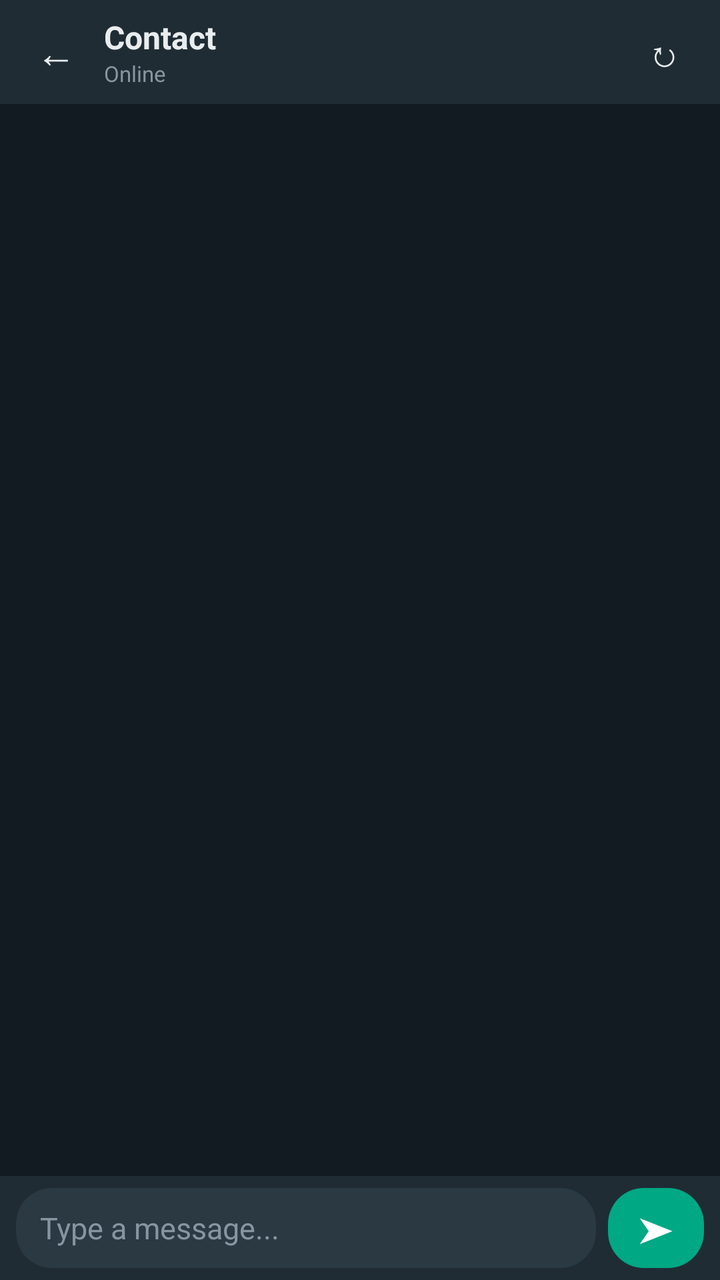
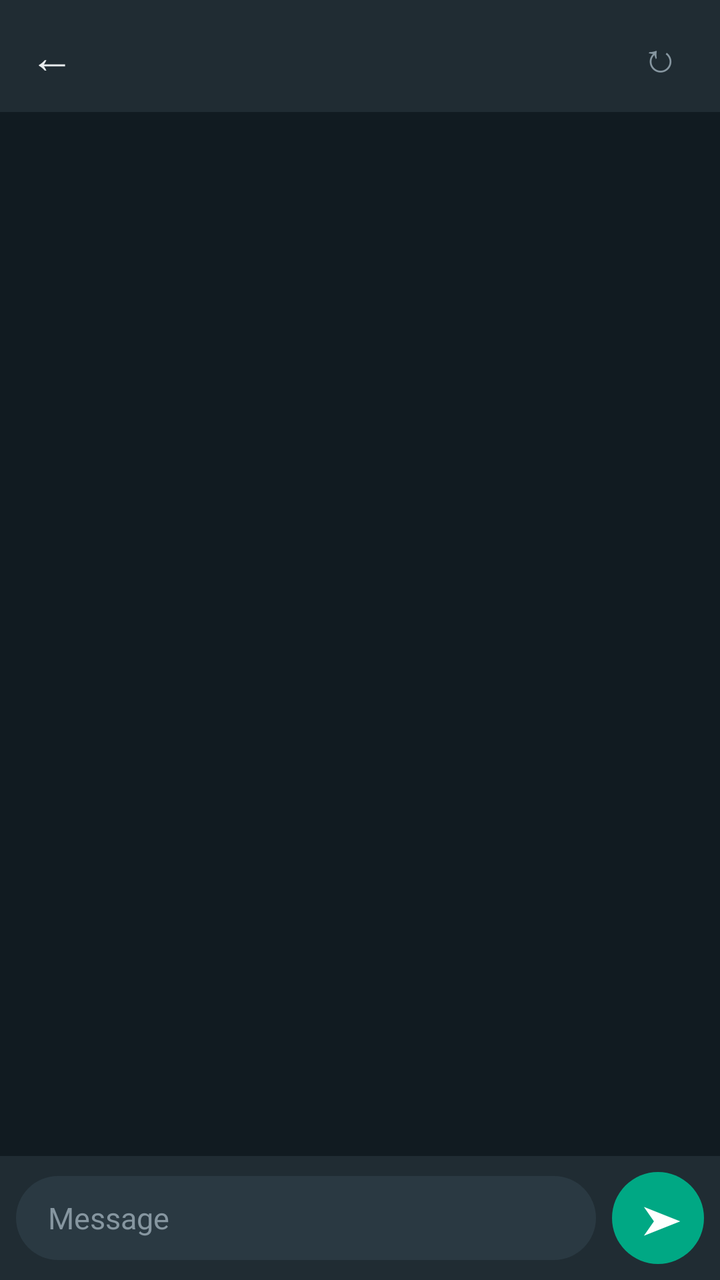

Compare the two renders of this Android layout. The source of the first and the diff that turns it into the second are given below.
<!-- AndroidManifest.xml: application theme android:Theme.NoTitleBar -->
<!-- res/layout/activity_chat.xml -->
<?xml version="1.0" encoding="utf-8"?>
<LinearLayout xmlns:android="http://schemas.android.com/apk/res/android"
    android:layout_width="match_parent"
    android:layout_height="match_parent"
    android:orientation="vertical"
    android:background="@color/bb_dark_bg">

    
    <RelativeLayout
        android:id="@+id/layout_chat_topbar"
        android:layout_width="match_parent"
        android:layout_height="52dp"
        android:background="@color/bb_header_bg"
        android:paddingLeft="8dp"
        android:paddingRight="8dp">

        <Button
            android:id="@+id/btn_back"
            android:layout_width="40dp"
            android:layout_height="match_parent"
            android:layout_alignParentLeft="true"
            android:layout_centerVertical="true"
            android:text="&#8592;"
            android:textColor="@color/bb_text_primary"
            android:textSize="20sp"
            android:background="@drawable/list_item_selector" />

        <LinearLayout
            android:layout_width="match_parent"
            android:layout_height="match_parent"
            android:layout_toRightOf="@id/btn_back"
            android:layout_toLeftOf="@+id/btn_chat_refresh"
            android:orientation="vertical"
            android:gravity="center_vertical"
            android:layout_marginLeft="4dp">

            <TextView
                android:id="@+id/tv_thread_name"
                android:layout_width="wrap_content"
                android:layout_height="wrap_content"
                android:textColor="@color/bb_text_primary"
                android:textSize="16sp"
                android:textStyle="bold"
                android:singleLine="true"
                android:ellipsize="end"
                android:text="Contact" />

            <TextView
                android:id="@+id/tv_thread_status"
                android:layout_width="wrap_content"
                android:layout_height="wrap_content"
                android:textColor="@color/bb_text_secondary"
                android:textSize="11sp"
                android:singleLine="true"
                android:text="Online" />
        </LinearLayout>

        <Button
            android:id="@+id/btn_chat_refresh"
            android:layout_width="40dp"
            android:layout_height="match_parent"
            android:layout_alignParentRight="true"
            android:layout_centerVertical="true"
            android:text="&#8635;"
            android:textColor="@color/bb_text_primary"
            android:textSize="18sp"
            android:background="@drawable/list_item_selector" />
    </RelativeLayout>

    
    <ListView
        android:id="@+id/list_messages"
        android:layout_width="match_parent"
        android:layout_height="0dp"
        android:layout_weight="1"
        android:divider="@null"
        android:dividerHeight="6dp"
        android:paddingLeft="8dp"
        android:paddingRight="8dp"
        android:paddingTop="8dp"
        android:paddingBottom="8dp"
        android:clipToPadding="false"
        android:transcriptMode="alwaysScroll"
        android:stackFromBottom="true" />

    
    <LinearLayout
        android:layout_width="match_parent"
        android:layout_height="wrap_content"
        android:orientation="horizontal"
        android:background="@color/bb_header_bg"
        android:paddingLeft="8dp"
        android:paddingRight="8dp"
        android:paddingTop="6dp"
        android:paddingBottom="6dp"
        android:gravity="center_vertical">

        <EditText
            android:id="@+id/edit_message"
            android:layout_width="0dp"
            android:layout_weight="1"
            android:layout_height="wrap_content"
            android:minHeight="40dp"
            android:maxLines="4"
            android:background="@drawable/input_bg"
            android:textColor="@color/bb_text_primary"
            android:textColorHint="@color/bb_text_secondary"
            android:hint="@string/type_a_message"
            android:textSize="15sp"
            android:imeOptions="actionSend"
            android:inputType="textCapSentences|textMultiLine" />

        <Button
            android:id="@+id/btn_send"
            android:layout_width="48dp"
            android:layout_height="40dp"
            android:layout_marginLeft="6dp"
            android:background="@drawable/btn_send"
            android:text="&#10148;"
            android:textColor="#ffffff"
            android:textSize="18sp" />
    </LinearLayout>

</LinearLayout>
<!-- resources referenced by this layout -->
<resources>
  <color name="bb_dark_bg">#121b22</color>
  <color name="bb_header_bg">#1f2c34</color>
  <color name="bb_text_primary">#e9edef</color>
  <color name="bb_text_secondary">#8696a0</color>
  <!-- drawable btn_send (drawable) -->
  <?xml version="1.0" encoding="utf-8"?>
  <shape xmlns:android="http://schemas.android.com/apk/res/android"
      android:shape="rectangle">
      <solid android:color="@color/bb_green" />
      <corners android:radius="18dp" />
  </shape>
  <!-- drawable input_bg (drawable) -->
  <?xml version="1.0" encoding="utf-8"?>
  <shape xmlns:android="http://schemas.android.com/apk/res/android"
      android:shape="rectangle">
      <solid android:color="@color/bb_input_bg" />
      <corners android:radius="18dp" />
      <padding
          android:left="12dp"
          android:top="8dp"
          android:right="12dp"
          android:bottom="8dp" />
  </shape>
  <!-- drawable list_item_selector (drawable) -->
  <?xml version="1.0" encoding="utf-8"?>
  <selector xmlns:android="http://schemas.android.com/apk/res/android">
      <item android:state_pressed="true">
          <shape android:shape="rectangle">
              <solid android:color="@color/bb_item_pressed" />
          </shape>
      </item>
      <item android:state_selected="true">
          <shape android:shape="rectangle">
              <solid android:color="@color/bb_item_pressed" />
          </shape>
      </item>
      <item>
          <shape android:shape="rectangle">
              <solid android:color="@android:color/transparent" />
          </shape>
      </item>
  </selector>
  <string name="type_a_message">Type a message...</string>
  <color name="bb_green">#00a884</color>
  <color name="bb_input_bg">#2a3942</color>
  <color name="bb_item_pressed">#2a3942</color>
</resources>

<!-- the commit's change to res/layout/activity_chat.xml (unified diff, before → after) -->
@@ -3,69 +3,78 @@
     android:layout_width="match_parent"
     android:layout_height="match_parent"
     android:orientation="vertical"
-    android:background="@color/bb_dark_bg">
+    android:background="@color/wa_bg">
 
     
-    <RelativeLayout
-        android:id="@+id/layout_chat_topbar"
+    <LinearLayout
         android:layout_width="match_parent"
-        android:layout_height="52dp"
-        android:background="@color/bb_header_bg"
-        android:paddingLeft="8dp"
+        android:layout_height="56dp"
+        android:orientation="horizontal"
+        android:background="@color/wa_header"
+        android:gravity="center_vertical"
+        android:paddingLeft="4dp"
         android:paddingRight="8dp">
 
-        <Button
+        <TextView
             android:id="@+id/btn_back"
-            android:layout_width="40dp"
-            android:layout_height="match_parent"
-            android:layout_alignParentLeft="true"
-            android:layout_centerVertical="true"
-            android:text="&#8592;"
-            android:textColor="@color/bb_text_primary"
-            android:textSize="20sp"
-            android:background="@drawable/list_item_selector" />
+            android:layout_width="44dp"
+            android:layout_height="44dp"
+            android:gravity="center"
+            android:textColor="@color/wa_text"
+            android:textSize="22sp"
+            android:text="&#8592;" />
 
+        
+        <FrameLayout
+            android:id="@+id/layout_chat_avatar"
+            android:layout_width="38dp"
+            android:layout_height="38dp"
+            android:layout_marginRight="10dp">
+
+            <TextView
+                android:id="@+id/tv_chat_avatar_letter"
+                android:layout_width="match_parent"
+                android:layout_height="match_parent"
+                android:gravity="center"
+                android:textColor="#ffffff"
+                android:textSize="16sp"
+                android:textStyle="bold" />
+        </FrameLayout>
+
+        
         <LinearLayout
-            android:layout_width="match_parent"
-            android:layout_height="match_parent"
-            android:layout_toRightOf="@id/btn_back"
-            android:layout_toLeftOf="@+id/btn_chat_refresh"
-            android:orientation="vertical"
-            android:gravity="center_vertical"
-            android:layout_marginLeft="4dp">
+            android:layout_width="0dp"
+            android:layout_weight="1"
+            android:layout_height="wrap_content"
+            android:orientation="vertical">
 
             <TextView
                 android:id="@+id/tv_thread_name"
                 android:layout_width="wrap_content"
                 android:layout_height="wrap_content"
-                android:textColor="@color/bb_text_primary"
+                android:textColor="@color/wa_text"
                 android:textSize="16sp"
                 android:textStyle="bold"
                 android:singleLine="true"
-                android:ellipsize="end"
-                android:text="Contact" />
+                android:ellipsize="end" />
 
             <TextView
                 android:id="@+id/tv_thread_status"
                 android:layout_width="wrap_content"
                 android:layout_height="wrap_content"
-                android:textColor="@color/bb_text_secondary"
-                android:textSize="11sp"
-                android:singleLine="true"
-                android:text="Online" />
+                android:textColor="@color/wa_text_sub"
+                android:textSize="12sp" />
         </LinearLayout>
 
-        <Button
+        <TextView
             android:id="@+id/btn_chat_refresh"
-            android:layout_width="40dp"
-            android:layout_height="match_parent"
-            android:layout_alignParentRight="true"
-            android:layout_centerVertical="true"
-            android:text="&#8635;"
-            android:textColor="@color/bb_text_primary"
-            android:textSize="18sp"
-            android:background="@drawable/list_item_selector" />
-    </RelativeLayout>
+            android:layout_width="44dp"
+            android:layout_height="44dp"
+            android:gravity="center"
+            android:textColor="@color/wa_text_sub"
+            android:textSize="20sp"
+            android:text="&#8635;" />
+    </LinearLayout>
 
     
     <ListView
@@ -74,11 +83,10 @@
         android:layout_height="0dp"
         android:layout_weight="1"
         android:divider="@null"
-        android:dividerHeight="6dp"
-        android:paddingLeft="8dp"
-        android:paddingRight="8dp"
-        android:paddingTop="8dp"
-        android:paddingBottom="8dp"
+        android:paddingLeft="6dp"
+        android:paddingRight="6dp"
+        android:paddingTop="6dp"
+        android:paddingBottom="6dp"
         android:clipToPadding="false"
         android:transcriptMode="alwaysScroll"
         android:stackFromBottom="true" />
@@ -88,11 +96,11 @@
         android:layout_width="match_parent"
         android:layout_height="wrap_content"
         android:orientation="horizontal"
-        android:background="@color/bb_header_bg"
+        android:background="@color/wa_header"
         android:paddingLeft="8dp"
         android:paddingRight="8dp"
-        android:paddingTop="6dp"
-        android:paddingBottom="6dp"
+        android:paddingTop="8dp"
+        android:paddingBottom="8dp"
         android:gravity="center_vertical">
 
         <EditText
@@ -100,25 +108,36 @@
             android:layout_width="0dp"
             android:layout_weight="1"
             android:layout_height="wrap_content"
-            android:minHeight="40dp"
-            android:maxLines="4"
+            android:minHeight="42dp"
+            android:maxLines="5"
+            android:paddingLeft="16dp"
+            android:paddingRight="16dp"
+            android:paddingTop="10dp"
+            android:paddingBottom="10dp"
             android:background="@drawable/input_bg"
-            android:textColor="@color/bb_text_primary"
-            android:textColorHint="@color/bb_text_secondary"
-            android:hint="@string/type_a_message"
+            android:textColor="@color/wa_text"
+            android:textColorHint="@color/wa_text_sub"
+            android:hint="Message"
             android:textSize="15sp"
             android:imeOptions="actionSend"
             android:inputType="textCapSentences|textMultiLine" />
 
-        <Button
+        <FrameLayout
             android:id="@+id/btn_send"
-            android:layout_width="48dp"
-            android:layout_height="40dp"
-            android:layout_marginLeft="6dp"
-            android:background="@drawable/btn_send"
-            android:text="&#10148;"
-            android:textColor="#ffffff"
-            android:textSize="18sp" />
+            android:layout_width="46dp"
+            android:layout_height="46dp"
+            android:layout_marginLeft="8dp"
+            android:background="@drawable/btn_send">
+
+            <TextView
+                android:layout_width="match_parent"
+                android:layout_height="match_parent"
+                android:gravity="center"
+                android:textColor="#ffffff"
+                android:textSize="20sp"
+                android:paddingLeft="4dp"
+                android:text="&#10148;" />
+        </FrameLayout>
     </LinearLayout>
 
 </LinearLayout>
<!-- resource entries referenced after the edit -->
@@ -1,50 +1,23 @@
 <!-- resources referenced by this layout -->
 <resources>
-  <color name="bb_dark_bg">#121b22</color>
-  <color name="bb_header_bg">#1f2c34</color>
-  <color name="bb_text_primary">#e9edef</color>
-  <color name="bb_text_secondary">#8696a0</color>
+  <color name="wa_bg">#111B21</color>
+  <color name="wa_header">#202C33</color>
+  <color name="wa_text">#E9EDEF</color>
+  <color name="wa_text_sub">#8696A0</color>
   <!-- drawable btn_send (drawable) -->
   <?xml version="1.0" encoding="utf-8"?>
   <shape xmlns:android="http://schemas.android.com/apk/res/android"
-      android:shape="rectangle">
-      <solid android:color="@color/bb_green" />
-      <corners android:radius="18dp" />
+      android:shape="oval">
+      <solid android:color="@color/wa_teal" />
   </shape>
   <!-- drawable input_bg (drawable) -->
   <?xml version="1.0" encoding="utf-8"?>
   <shape xmlns:android="http://schemas.android.com/apk/res/android"
       android:shape="rectangle">
-      <solid android:color="@color/bb_input_bg" />
-      <corners android:radius="18dp" />
-      <padding
-          android:left="12dp"
-          android:top="8dp"
-          android:right="12dp"
-          android:bottom="8dp" />
+      <solid android:color="@color/wa_input_bg" />
+      <corners android:radius="22dp" />
   </shape>
-  <!-- drawable list_item_selector (drawable) -->
-  <?xml version="1.0" encoding="utf-8"?>
-  <selector xmlns:android="http://schemas.android.com/apk/res/android">
-      <item android:state_pressed="true">
-          <shape android:shape="rectangle">
-              <solid android:color="@color/bb_item_pressed" />
-          </shape>
-      </item>
-      <item android:state_selected="true">
-          <shape android:shape="rectangle">
-              <solid android:color="@color/bb_item_pressed" />
-          </shape>
-      </item>
-      <item>
-          <shape android:shape="rectangle">
-              <solid android:color="@android:color/transparent" />
-          </shape>
-      </item>
-  </selector>
-  <string name="type_a_message">Type a message...</string>
-  <color name="bb_green">#00a884</color>
-  <color name="bb_input_bg">#2a3942</color>
-  <color name="bb_item_pressed">#2a3942</color>
+  <color name="wa_teal">#00A884</color>
+  <color name="wa_input_bg">#2A3942</color>
 </resources>
 
